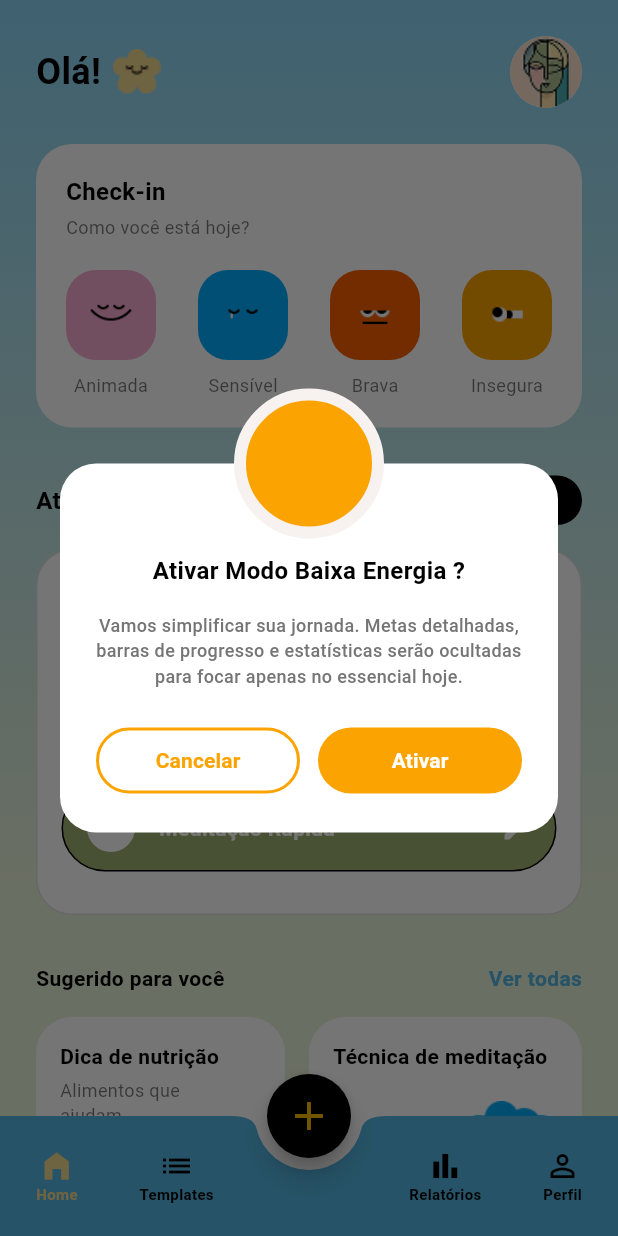
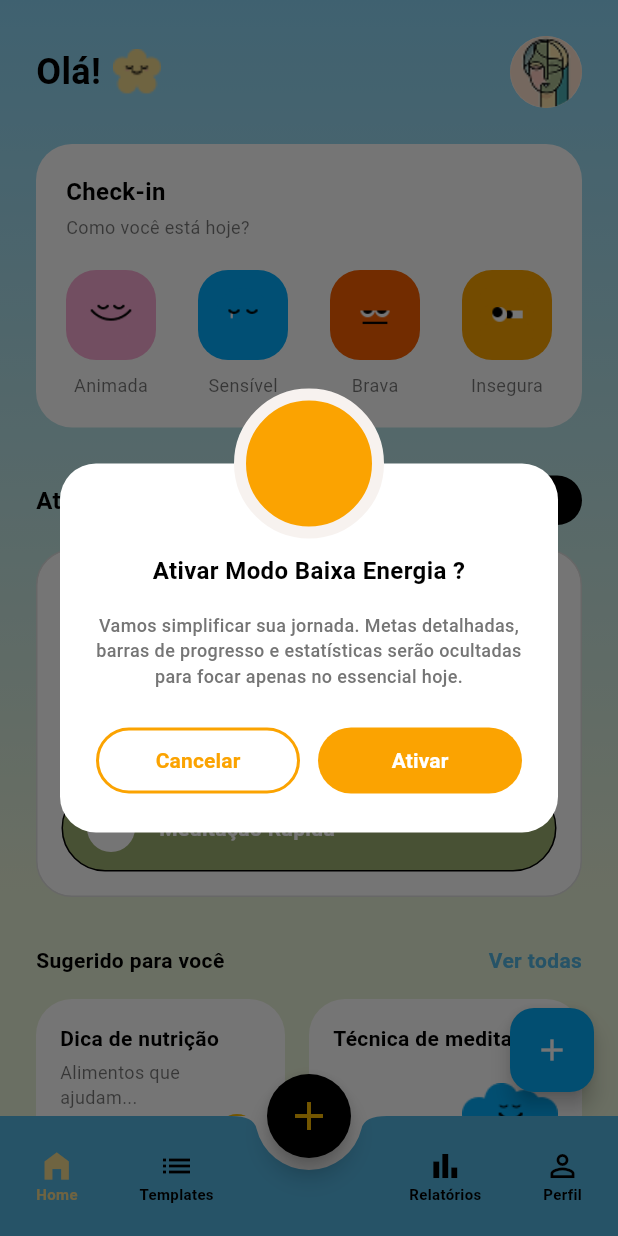
Before and after one commit to esthefanymunizunit/HelthRoutine, a Flutter app: the screen it shows once a user with an empty profile is signed in, after a tap on "Baixa energia", on a phone screen of 412 x 824 dp. Run offline on Flutter 3.47's test engine with Material 3 defaults, Android fonts, the phone set to English and light mode, and no system bars; our stand-ins replace cloud_firestore, firebase_auth, firebase_core, flutter_svg, google_fonts, lottie; accounts and stored records are empty; statements that could not run were skipped; project files that could hold a hidden picture were left out.

Commit message:
feat: integracao com o firebase para a criacao de tasks

```diff
--- a/lib/features/home/pages/home_page.dart
+++ b/lib/features/home/pages/home_page.dart
@@ -2,12 +2,15 @@
 import 'dart:convert';
 import 'package:flutter/services.dart';
 import 'package:firebase_auth/firebase_auth.dart';
+import 'package:healthroutine/features/tasks/pages/creeate_task_page.dart';
 
 import '../../../core/constants/app_strings.dart';
 import '../../../core/theme/app_colors.dart';
 import '../../../core/theme/app_text_styles.dart';
 import '../../../core/widgets/app_background.dart';
+
 import 'package:healthroutine/features/feature-template/services/rotina_service.dart';
+import '../../tasks/services/task_service.dart';
 
 import '../../calendar/pages/mood_calendar_page.dart';
 import '../../timer/pages/timer_page.dart';
@@ -25,9 +28,9 @@
 
 class _HomePageState extends State<HomePage> {
   final RotinaService _rotinaService = RotinaService();
+  final TaskService _taskService = TaskService();
 
   bool isLowEnergyMode = false;
-
   Map<String, dynamic>? mockData;
   bool isLoading = true;
 
@@ -38,10 +41,10 @@
     super.initState();
     _loadMockData();
     _rotinaService.seedPadraoSeVazio().catchError(
-      (e) => debugPrint('Erro ao semear rotina: $e'),
+      (e) => debugPrint('Erro ao semear: $e'),
     );
     _rotinaService.limparExpiradas().catchError(
-      (e) => debugPrint('Erro ao limpar expiradas: $e'),
+      (e) => debugPrint('Erro ao limpar: $e'),
     );
   }
 
@@ -49,8 +52,7 @@
     final user = FirebaseAuth.instance.currentUser;
     final base = user?.displayName ?? user?.email ?? '';
     if (base.isEmpty) return 'Olá!';
-    final primeiro = base.split('@').first.split(' ').first;
-    return 'Olá, $primeiro !';
+    return 'Olá, ${base.split('@').first.split(' ').first} !';
   }
 
   Color _hexToColor(String hex) {
@@ -68,19 +70,18 @@
       case 'green':
         return AppColors.activityGreen;
       default:
-        return AppColors.white;
+        return AppColors.activityBlue;
     }
   }
 
   Future<void> _loadMockData() async {
     try {
-      final String response = await rootBundle.loadString(
+      final response = await rootBundle.loadString(
         'assets/mocks/home_mock.json',
       );
-      final data = await json.decode(response);
       if (!mounted) return;
       setState(() {
-        mockData = data;
+        mockData = json.decode(response);
         isLoading = false;
       });
     } catch (e) {
@@ -88,7 +89,8 @@
     }
   }
 
-  Future<void> _onCircle(Atividade a) async {
+
+  Future<void> _onCircleRotina(Atividade a) async {
     if (a.hasTimer) {
       final completou = await Navigator.of(context).push<bool>(
         MaterialPageRoute(
@@ -99,32 +101,38 @@
           ),
         ),
       );
-      if (completou == true) {
-        await _rotinaService.definirConcluida(a.id, true);
-      }
+      if (completou == true) await _rotinaService.definirConcluida(a.id, true);
     } else {
       await _rotinaService.definirConcluida(a.id, !a.concluida);
     }
   }
 
-  Future<void> _onEdited(Atividade a, Map<String, dynamic> updatedTask) async {
-    final bool temTimer = updatedTask['hasTimer'] == true;
-    await _rotinaService.atualizar(a.id, {
-      'title': updatedTask['title'],
-      'hasTimer': temTimer,
-      'timerDurationMinutes': temTimer
-          ? updatedTask['timerDurationMinutes']
-          : null,
-      'isPomodoro': temTimer ? (updatedTask['isPomodoro'] == true) : false,
-    });
+  Future<void> _onCircleTask(TaskModel task) async {
+    if (task.hasTimer) {
+      final completou = await Navigator.of(context).push<bool>(
+        MaterialPageRoute(
+          builder: (_) => TimerPage(
+            taskTitle: task.title,
+            workDurationMinutes: task.timerDurationMinutes,
+            isPomodoro: task.isPomodoro,
+          ),
+        ),
+      );
+      if (completou == true) await _taskService.toggleConcluida(task.id, true);
+    } else {
+      await _taskService.toggleConcluida(
+        task.id,
+        !task.concluida,
+      );
+    }
   }
 
-  Future<void> _confirmarRemover(Atividade a) async {
+  Future<void> _removerRotina(Atividade a) async {
     final bool? ok = await showDialog<bool>(
       context: context,
       builder: (ctx) => AlertDialog(
-        title: const Text('Remover atividade'),
-        content: Text('Apagar "${a.title}" da sua rotina?'),
+        title: const Text('Remover Template'),
+        content: Text('Apagar "${a.title}"?'),
         actions: [
           TextButton(
             onPressed: () => Navigator.pop(ctx, false),
@@ -137,9 +145,44 @@
         ],
       ),
     );
-    if (ok == true) {
-      await _rotinaService.remover(a.id);
+    if (ok == true) await _rotinaService.remover(a.id);
   }
+
+  Future<void> _removerTask(TaskModel task) async {
+    final bool? ok = await showDialog<bool>(
+      context: context,
+      builder: (ctx) => AlertDialog(
+        title: const Text('Remover Tarefa'),
+        content: Text('Apagar "${task.title}"?'),
+        actions: [
+          TextButton(
+            onPressed: () => Navigator.pop(ctx, false),
+            child: const Text('Cancelar'),
+          ),
+          TextButton(
+            onPressed: () => Navigator.pop(ctx, true),
+            child: const Text('Apagar'),
+          ),
+        ],
+      ),
+    );
+    if (ok == true) await _taskService.deleteTask(task.id);
+  }
+
+  void _abrirCriarEditarTarefa({TaskModel? task}) {
+    showModalBottomSheet(
+      context: context,
+      isScrollControlled: true,
+      backgroundColor: Colors.transparent,
+      builder: (context) => ClipRRect(
+        borderRadius: const BorderRadius.vertical(top: Radius.circular(24)),
+        child: CreateTaskPage(
+          isEditing: task != null,
+          initialTitle: task?.title,
+          taskId: task?.id,
+        ),
+      ),
+    );
   }
 
   Future<void> _handleLowEnergyCircle(Map<String, dynamic> activity) async {
@@ -158,9 +201,8 @@
       ),
     );
     if (!mounted) return;
-    if (completed == true) {
+    if (completed == true)
       setState(() => _activitiesCompletedViaTimer.add(title));
-    }
   }
 
   void _openMoodCalendarPage() {
@@ -177,21 +219,18 @@
         context: context,
         builder: (context) => const LowEnergyDialog(),
       );
-      if (confirm == true) {
-        setState(() => isLowEnergyMode = true);
-      }
+      if (confirm == true) setState(() => isLowEnergyMode = true);
     }
   }
 
   @override
   Widget build(BuildContext context) {
-    if (isLoading) {
+    if (isLoading)
       return const Scaffold(
         body: Center(
           child: CircularProgressIndicator(color: AppColors.blueVariant),
         ),
       );
-    }
 
     final List<dynamic> currentSuggestions = mockData!['suggestions'];
 
@@ -263,9 +302,11 @@
                   ],
                 ),
                 const SizedBox(height: 16),
+
                 isLowEnergyMode
                     ? _buildLowEnergyActivities()
                     : _buildFirestoreActivities(),
+
                 const SizedBox(height: 32),
                 Row(
                   mainAxisAlignment: MainAxisAlignment.spaceBetween,
@@ -308,6 +349,13 @@
           ),
         ),
       ),
+      floatingActionButton: isLowEnergyMode
+          ? null
+          : FloatingActionButton(
+              onPressed: () => _abrirCriarEditarTarefa(),
+              backgroundColor: AppColors.blueVariant,
+              child: const Icon(Icons.add, color: Colors.white),
+            ),
     );
   }
 
@@ -321,40 +369,77 @@
       ),
       child: StreamBuilder<List<Atividade>>(
         stream: _rotinaService.ouvirAtividades(),
-        builder: (context, snapshot) {
-          if (snapshot.connectionState == ConnectionState.waiting) {
+        builder: (context, rotinaSnap) {
+          return StreamBuilder<List<TaskModel>>(
+            stream: _taskService.ouvirTasks(),
+            builder: (context, taskSnap) {
+              if (rotinaSnap.connectionState == ConnectionState.waiting &&
+                  taskSnap.connectionState == ConnectionState.waiting) {
                 return const Padding(
                   padding: EdgeInsets.all(16),
                   child: Center(child: CircularProgressIndicator()),
                 );
               }
-          final itens = snapshot.data ?? [];
-          if (itens.isEmpty) {
+
+              final rotinas = rotinaSnap.data ?? [];
+              final tasks = taskSnap.data ?? [];
+              final todasAsAtividades = [...rotinas, ...tasks];
+
+              if (todasAsAtividades.isEmpty) {
                 return Padding(
                   padding: const EdgeInsets.all(16),
                   child: Text(
-                'Sem atividades ainda. Adicione um template em Templates.',
-                style: AppTextStyles.bodySmall.copyWith(color: Colors.black54),
+                    'Sem atividades ainda. Crie um template ou uma nova tarefa abaixo.',
+                    style: AppTextStyles.bodySmall.copyWith(
+                      color: Colors.black54,
+                    ),
                   ),
                 );
               }
-          return Column(
-            children: itens.map((a) {
-              return Padding(
-                padding: const EdgeInsets.only(bottom: 12.0),
-                child: GestureDetector(
-                  onLongPress: () => _confirmarRemover(a),
+
+
+              return ListView.separated(
+                shrinkWrap: true,
+                physics: const NeverScrollableScrollPhysics(),
+                itemCount: todasAsAtividades.length,
+                separatorBuilder: (context, index) =>
+                    const SizedBox(height: 12),
+                itemBuilder: (context, index) {
+                  final item = todasAsAtividades[index];
+
+                  if (item is Atividade) {
+                    return GestureDetector(
+                      onLongPress: () => _removerRotina(item),
                       child: ActivityCard(
-                    key: ValueKey(a.id),
-                    color: _hexToColor(a.cor),
-                    title: a.title,
-                    isExternallyCompleted: a.concluida,
-                    onCirclePressed: () => _onCircle(a),
-                    onEdited: (updated) => _onEdited(a, updated),
+                        key: ValueKey('rotina_${item.id}'),
+                        color: _hexToColor(item.cor),
+                        title: item.title,
+                        isExternallyCompleted:
+                            item.concluida,
+                        onCirclePressed: () => _onCircleRotina(item),
+                        onEdited: null,
+                      ),
+                    );
+                  } else if (item is TaskModel) {
+                    return GestureDetector(
+                      onLongPress: () => _removerTask(item),
+                      child: ActivityCard(
+                        key: ValueKey('task_${item.id}'),
+                        color: _getColor(item.colorKey),
+                        title: item.title,
+                        isExternallyCompleted:
+                            item.concluida,
+                        onCirclePressed: () => _onCircleTask(item),
+                        onEdited: () => _abrirCriarEditarTarefa(
+                          task: item,
                         ),
                       ),
                     );
-            }).toList(),
+                  }
+                  return const SizedBox.shrink();
+                },
+              );
+            },
           );
         },
       ),
@@ -386,6 +471,7 @@
                   ? () =>
                         _handleLowEnergyCircle(activity as Map<String, dynamic>)
                   : null,
+              onEdited: null,
             ),
           );
         }).toList(),
--- a/lib/features/home/widgets/activity_card.dart
+++ b/lib/features/home/widgets/activity_card.dart
@@ -1,14 +1,13 @@
 import 'package:flutter/material.dart';
-import 'package:healthroutine/features/tasks/pages/creeate_task_page.dart';
 import '../../../core/theme/app_colors.dart';
 import '../../../core/theme/app_text_styles.dart';
 
-class ActivityCard extends StatefulWidget {
+class ActivityCard extends StatelessWidget {
   final Color color;
   final String title;
   final bool isExternallyCompleted;
   final VoidCallback? onCirclePressed;
-  final void Function(Map<String, dynamic> updatedTask)? onEdited;
+  final VoidCallback? onEdited;
 
   const ActivityCard({
     super.key,
@@ -20,46 +19,28 @@
   });
 
   @override
-  State<ActivityCard> createState() => _ActivityCardState();
-}
-
-class _ActivityCardState extends State<ActivityCard> {
-  bool isInternallyCompleted = false;
-
-  @override
   Widget build(BuildContext context) {
     const Color completedColor = Color(0xFF53B4E0);
-
-    final bool isDisplayedCompleted =
-        widget.isExternallyCompleted || isInternallyCompleted;
 
     return Container(
       padding: const EdgeInsets.symmetric(horizontal: 16, vertical: 12),
       decoration: BoxDecoration(
-        color: widget.color,
+        color: color,
         borderRadius: BorderRadius.circular(30),
         border: Border.all(color: AppColors.black, width: 1),
       ),
       child: Row(
         children: [
           GestureDetector(
-            onTap: () {
-              if (widget.onCirclePressed != null) {
-                widget.onCirclePressed!();
-              } else {
-                setState(() {
-                  isInternallyCompleted = !isInternallyCompleted;
-                });
-              }
-            },
+            onTap: onCirclePressed,
             child: Container(
               width: 32,
               height: 32,
               decoration: BoxDecoration(
-                color: isDisplayedCompleted ? completedColor : AppColors.white,
+                color: isExternallyCompleted ? completedColor : AppColors.white,
                 shape: BoxShape.circle,
               ),
-              child: isDisplayedCompleted
+              child: isExternallyCompleted
                   ? const Icon(Icons.check, color: AppColors.white, size: 20)
                   : null,
             ),
@@ -68,9 +49,9 @@
 
           Expanded(
             child: Text(
-              widget.title,
+              title,
               style: AppTextStyles.bodyBold.copyWith(
-                decoration: isDisplayedCompleted
+                decoration: isExternallyCompleted
                     ? TextDecoration.lineThrough
                     : TextDecoration.none,
                 decorationColor: completedColor,
@@ -79,29 +60,16 @@
             ),
           ),
 
-          GestureDetector(
-            onTap: () async {
-              final updatedTask =
-                  await showModalBottomSheet<Map<String, dynamic>>(
-                context: context,
-                isScrollControlled: true,
-                backgroundColor: Colors.transparent,
-                builder: (context) => ClipRRect(
-                  borderRadius: const BorderRadius.vertical(
-                    top: Radius.circular(24),
-                  ),
-                  child: CreateTaskPage(
-                    isEditing: true,
-                    initialTitle: widget.title,
-                  ),
-                ),
-              );
-              if (updatedTask != null && widget.onEdited != null) {
-                widget.onEdited!(updatedTask);
-              }
-            },
-            child: const Icon(Icons.edit, color: AppColors.white, size: 20),
-          ),
+
+          if (onEdited != null)
+            GestureDetector(
+              onTap: onEdited,
+              child: const Icon(
+                Icons.edit,
+                color: AppColors.black,
+                size: 20,
+              ),
+            ),
         ],
       ),
     );
--- /dev/null
+++ b/lib/features/tasks/services/task_service.dart
@@ -0,0 +1,110 @@
+import 'package:cloud_firestore/cloud_firestore.dart';
+import 'package:firebase_auth/firebase_auth.dart';
+
+class TaskModel {
+  final String id;
+  final String title;
+  final bool isEssential;
+  final bool hasTimer;
+  final int? timerDurationMinutes;
+  final bool isPomodoro;
+  final bool concluida;
+  final Timestamp? concluidaEm;
+  final String criadoPor;
+  final String colorKey;
+
+  TaskModel({
+    required this.id,
+    required this.title,
+    required this.isEssential,
+    required this.hasTimer,
+    this.timerDurationMinutes,
+    required this.isPomodoro,
+    required this.concluida,
+    this.concluidaEm,
+    required this.criadoPor,
+    required this.colorKey,
+  });
+
+  factory TaskModel.fromDoc(DocumentSnapshot<Map<String, dynamic>> doc) {
+    final d = doc.data()!;
+    return TaskModel(
+      id: doc.id,
+      title: d['title'] ?? '',
+      isEssential: d['isEssential'] ?? false,
+      hasTimer: d['hasTimer'] ?? false,
+      timerDurationMinutes: d['timerDurationMinutes'],
+      isPomodoro: d['isPomodoro'] ?? false,
+      concluida: d['concluida'] ?? false,
+      concluidaEm: d['concluida_em'] as Timestamp?,
+      criadoPor: d['criado_por'] ?? '',
+      colorKey: d['colorKey'] ?? 'blue',
+    );
+  }
+}
+
+class TaskService {
+  final _col = FirebaseFirestore.instance.collection('tasks');
+
+  User get _user {
+    final u = FirebaseAuth.instance.currentUser;
+    if (u == null) throw Exception('Nenhum usuário logado.');
+    return u;
+  }
+
+
+  Future<void> createTask(Map<String, dynamic> dados) async {
+    await _col.add({
+      ...dados,
+      'concluida': false,
+      'concluida_em': null,
+      'origem': 'Tarefa Avulsa',
+      'criado_por': _user.email,
+      'uid': _user.uid,
+      'criado_em': FieldValue.serverTimestamp(),
+    });
+  }
+
+
+  Stream<List<TaskModel>> ouvirTasks() {
+    return _col.where('uid', isEqualTo: _user.uid).snapshots().map((snap) {
+      final tempos = <String, Timestamp>{};
+      for (final d in snap.docs) {
+        tempos[d.id] = (d.data()['criado_em'] as Timestamp?) ?? Timestamp(0, 0);
+      }
+
+      final agora = DateTime.now();
+      final lista = snap.docs.map(TaskModel.fromDoc).where((t) {
+        if (t.concluida && t.concluidaEm != null) {
+          final marcada = t.concluidaEm!.toDate();
+          if (agora.difference(marcada).inHours >= 24) return false;
+        }
+        return true;
+      }).toList();
+
+      lista.sort((a, b) => tempos[a.id]!.compareTo(tempos[b.id]!));
+      return lista;
+    });
+  }
+
+
+  Future<void> updateTask(String id, Map<String, dynamic> dados) async {
+    await _col.doc(id).update({
+      ...dados,
+      'atualizado_em': FieldValue.serverTimestamp(),
+    });
+  }
+
+  Future<void> toggleConcluida(String id, bool concluida) async {
+    await _col.doc(id).update({
+      'concluida': concluida,
+      'concluida_em': concluida
+          ? FieldValue.serverTimestamp()
+          : null,
+    });
+  }
+
+  Future<void> deleteTask(String id) async {
+    await _col.doc(id).delete();
+  }
+}
```
Also changed, not shown: lib/features/tasks/pages/creeate_task_page.dart (+92 -36 lines). Lines whose indentation alone changed are shown as unchanged.
